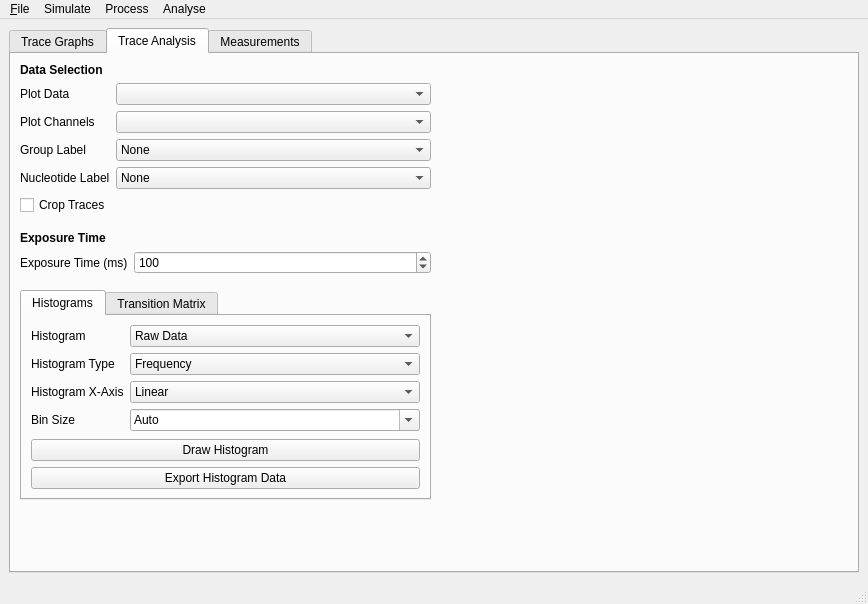
The window that src/TraceAnalyser/GUI/GUI_windows/mainwindow_gui.ui (piedrro/TraceAnalyser) describes before a commit, drawn with Qt 5.
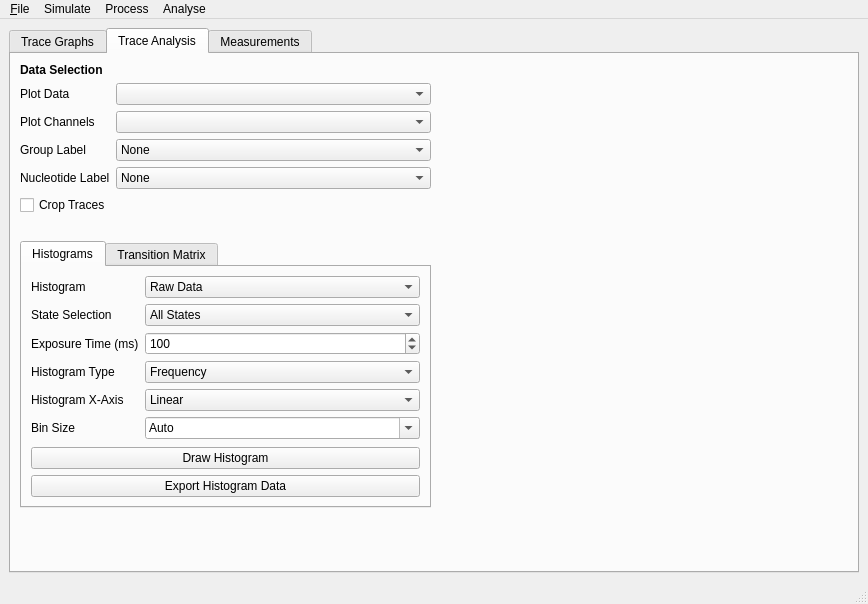
The same window after the commit. The open tabs and pages were chosen to show the change.

Commit message: fixed export dwell time histogram data

```diff
--- a/src/TraceAnalyser/GUI/GUI_windows/mainwindow_gui.ui
+++ b/src/TraceAnalyser/GUI/GUI_windows/mainwindow_gui.ui
@@ -383,43 +383,6 @@
             </property>
            </spacer>
           </item>
-          <item>
-           <widget class="QLabel" name="label_16">
-            <property name="font">
-             <font>
-              <weight>75</weight>
-              <bold>true</bold>
-             </font>
-            </property>
-            <property name="text">
-             <string>Exposure Time</string>
-            </property>
-           </widget>
-          </item>
-          <item>
-           <layout class="QFormLayout" name="formLayout_6">
-            <item row="0" column="0">
-             <widget class="QLabel" name="label_19">
-              <property name="text">
-               <string>Exposure Time (ms)</string>
-              </property>
-             </widget>
-            </item>
-            <item row="0" column="1">
-             <widget class="QSpinBox" name="analysis_exposure_time">
-              <property name="minimum">
-               <number>1</number>
-              </property>
-              <property name="maximum">
-               <number>10000</number>
-              </property>
-              <property name="value">
-               <number>100</number>
-              </property>
-             </widget>
-            </item>
-           </layout>
-          </item>
           <item>
            <spacer name="verticalSpacer_2">
             <property name="orientation">
@@ -501,14 +464,14 @@
                   </item>
                  </widget>
                 </item>
-                <item row="1" column="0">
+                <item row="3" column="0">
                  <widget class="QLabel" name="label_9">
                   <property name="text">
                    <string>Histogram Type</string>
                   </property>
                  </widget>
                 </item>
-                <item row="1" column="1">
+                <item row="3" column="1">
                  <widget class="QComboBox" name="analysis_histogram_type">
                   <property name="sizePolicy">
                    <sizepolicy hsizetype="MinimumExpanding" vsizetype="Fixed">
@@ -534,14 +497,14 @@
                   </item>
                  </widget>
                 </item>
-                <item row="2" column="0">
+                <item row="4" column="0">
                  <widget class="QLabel" name="label_21">
                   <property name="text">
                    <string>Histogram X-Axis</string>
                   </property>
                  </widget>
                 </item>
-                <item row="2" column="1">
+                <item row="4" column="1">
                  <widget class="QComboBox" name="analysis_histogram_xaxis">
                   <item>
                    <property name="text">
@@ -555,14 +518,14 @@
                   </item>
                  </widget>
                 </item>
-                <item row="3" column="0">
+                <item row="5" column="0">
                  <widget class="QLabel" name="label_7">
                   <property name="text">
                    <string>Bin Size</string>
                   </property>
                  </widget>
                 </item>
-                <item row="3" column="1">
+                <item row="5" column="1">
                  <widget class="QComboBox" name="analysis_histogram_bin_size">
                   <property name="sizePolicy">
                    <sizepolicy hsizetype="MinimumExpanding" vsizetype="Fixed">
@@ -619,6 +582,87 @@
                   </item>
                  </widget>
                 </item>
+                <item row="1" column="0">
+                 <widget class="QLabel" name="analysis_state_label">
+                  <property name="text">
+                   <string>State Selection</string>
+                  </property>
+                 </widget>
+                </item>
+                <item row="1" column="1">
+                 <widget class="QComboBox" name="analysis_state">
+                  <item>
+                   <property name="text">
+                    <string>All States</string>
+                   </property>
+                  </item>
+                  <item>
+                   <property name="text">
+                    <string>0</string>
+                   </property>
+                  </item>
+                  <item>
+                   <property name="text">
+                    <string>1</string>
+                   </property>
+                  </item>
+                  <item>
+                   <property name="text">
+                    <string>2</string>
+                   </property>
+                  </item>
+                  <item>
+                   <property name="text">
+                    <string>3</string>
+                   </property>
+                  </item>
+                  <item>
+                   <property name="text">
+                    <string>4</string>
+                   </property>
+                  </item>
+                  <item>
+                   <property name="text">
+                    <string>5</string>
+                   </property>
+                  </item>
+                  <item>
+                   <property name="text">
+                    <string>6</string>
+                   </property>
+                  </item>
+                  <item>
+                   <property name="text">
+                    <string>8</string>
+                   </property>
+                  </item>
+                  <item>
+                   <property name="text">
+                    <string>9</string>
+                   </property>
+                  </item>
+                 </widget>
+                </item>
+                <item row="2" column="0">
+                 <widget class="QLabel" name="analysis_exposure_time_label">
+                  <property name="text">
+                   <string>Exposure Time (ms)</string>
+                  </property>
+                 </widget>
+                </item>
+                <item row="2" column="1">
+                 <widget class="QSpinBox" name="analysis_exposure_time">
+                  <property name="minimum">
+                   <number>1</number>
+                  </property>
+                  <property name="maximum">
+                   <number>10000</number>
+                  </property>
+                  <property name="value">
+                   <number>100</number>
+                  </property>
+                 </widget>
+                </item>
                </layout>
               </item>
               <item>
```
The commit also changes 3 other files.
